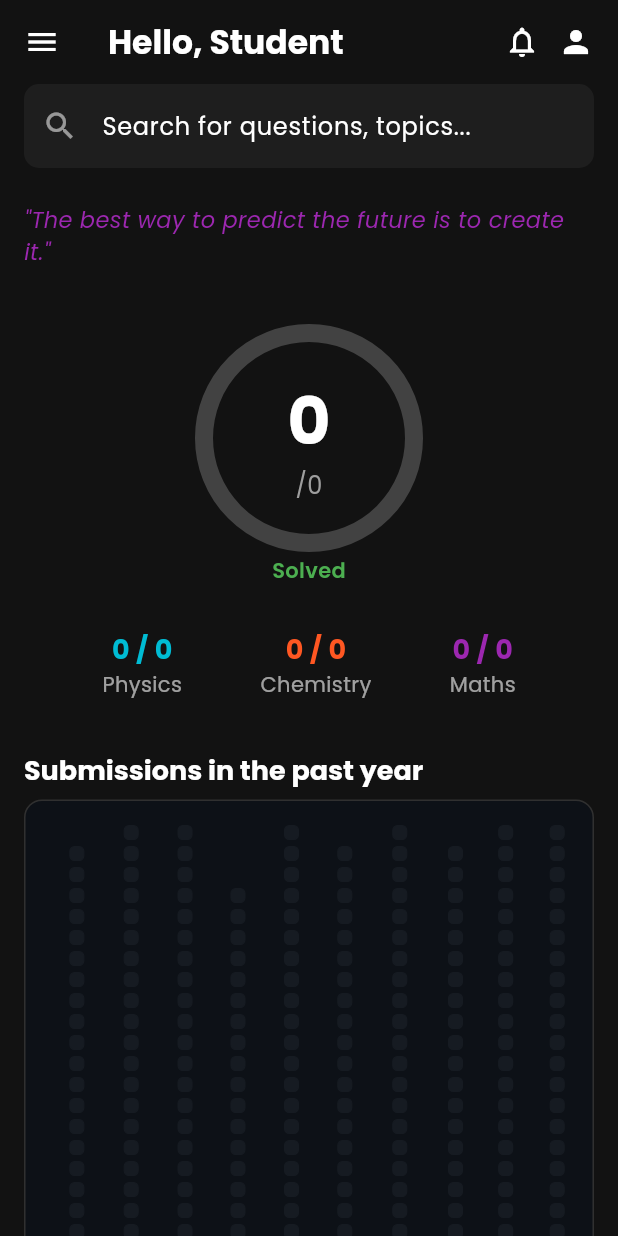
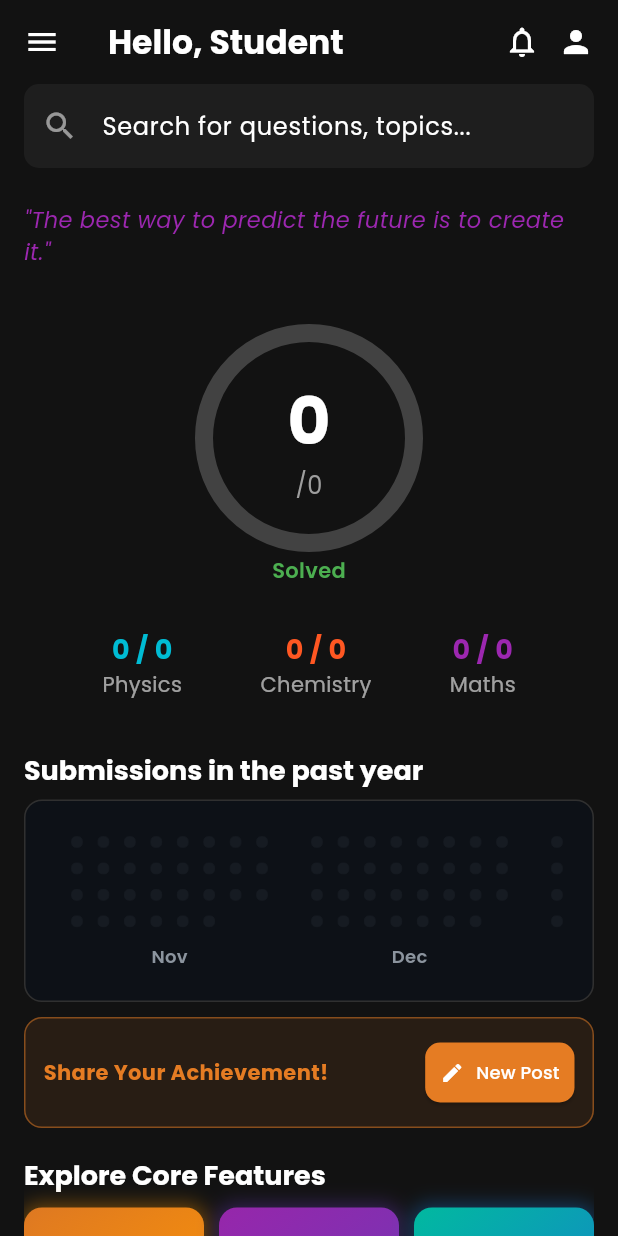
Before and after one commit to Aditya-tech18/Start_Up, a Flutter app: the HomeScreen screen opened by its route, on a phone screen of 412 x 824 dp. Run offline on Flutter 3.47's test engine with Material 3 defaults, Android fonts, the phone set to English and light mode, and no system bars; our stand-ins replace google_fonts, supabase_flutter; missing offline and left inert: flutter_math_fork; accounts and stored records are empty.

Commit message:
feat: Improved heatmap grid UI to LeetCode/GitHub style (frontend only)

```diff
--- a/lib/home_screen.dart
+++ b/lib/home_screen.dart
@@ -14,7 +14,6 @@
   int totalQuestions = 0;
   int solvedQuestions = 0;
   bool _hasNavigatedToLogin = false;
-
 
   Map<String, int> subjectTotals = {
     "physics": 0,
@@ -50,9 +49,6 @@
     }
   }
 
-
-
-
   Future<void> _getUserIdAndFetchStats() async {
     userId = Supabase.instance.client.auth.currentUser?.id;
     await fetchStats();
@@ -63,7 +59,7 @@
     final client = Supabase.instance.client;
 
     final totalQRes = await client.from('questions').select('subject');
-    if (totalQRes!= null) {
+    if (totalQRes != null) {
       totalQuestions = (totalQRes as List).length;
       subjectTotals = {"physics": 0, "chemistry": 0, "maths": 0};
       for (var row in (totalQRes as List)) {
@@ -82,14 +78,13 @@
 
     subjectSolved = {"physics": 0, "chemistry": 0, "maths": 0};
     if (solvedQRes != null && (solvedQRes as List).isNotEmpty) {
-      final questionIds = (solvedQRes as List)
-          .map((e) => e['question_id'] as int)
-          .toList();
+      final questionIds =
+          (solvedQRes as List).map((e) => e['question_id'] as int).toList();
       if (questionIds.isNotEmpty) {
         final questionsRes = await client
             .from('questions')
             .select('id, subject')
-            .filter('id', 'in',questionIds);
+            .filter('id', 'in', questionIds);
         for (var row in (questionsRes as List)) {
           final subj = (row['subject'] ?? '').toString().toLowerCase();
           if (subjectSolved.containsKey(subj)) {
@@ -100,10 +95,11 @@
     }
 
     activityMap.clear();
-    if (solvedQRes!= null) {
+    if (solvedQRes != null) {
       for (var row in (solvedQRes as List)) {
         if (row['submitted_at'] == null) continue;
-        final date = DateTime.tryParse(row['submitted_at'].toString())?.toLocal();
+        final date =
+            DateTime.tryParse(row['submitted_at'].toString())?.toLocal();
         if (date == null) continue;
         final day = DateTime(date.year, date.month, date.day);
         activityMap[day] = (activityMap[day] ?? 0) + 1;
@@ -142,7 +138,6 @@
           );
         }
 
-
         // User is logged in, ensure userId is set
         if (userId == null) {
           userId = session.user.id;
@@ -164,7 +159,8 @@
             backgroundColor: Theme.of(context).scaffoldBackgroundColor,
             elevation: 0,
             leading: const Icon(Icons.menu, color: Colors.white),
-          title: const Text('Hello, Student', style: TextStyle(fontWeight: FontWeight.bold)),
+            title: const Text('Hello, Student',
+                style: TextStyle(fontWeight: FontWeight.bold)),
             actions: const [
               Icon(Icons.notifications_none, color: Colors.white),
               SizedBox(width: 12),
@@ -205,22 +201,27 @@
                   _buildSubjectStats(),
                   const SizedBox(height: 36),
                   Text('Submissions in the past year',
-                    style: Theme.of(context).textTheme.titleLarge?.copyWith(fontWeight: FontWeight.bold, fontSize: 18)),
+                      style: Theme.of(context).textTheme.titleLarge?.copyWith(
+                          fontWeight: FontWeight.bold, fontSize: 18)),
                   const SizedBox(height: 8),
                   ActivityHeatmap(activityMap: activityMap),
                   const SizedBox(height: 10),
                   _buildAchievementPostCard(context),
                   const SizedBox(height: 20),
                   Text('Explore Core Features',
-                    style: Theme.of(context).textTheme.titleLarge?.copyWith(fontWeight: FontWeight.bold, fontSize: 18)),
+                      style: Theme.of(context).textTheme.titleLarge?.copyWith(
+                          fontWeight: FontWeight.bold, fontSize: 18)),
                   const SizedBox(height: 10),
                   _buildFeatureCardsGrid(context),
                   const SizedBox(height: 20),
                   Text('Community Feed',
-                    style: Theme.of(context).textTheme.titleLarge?.copyWith(fontWeight: FontWeight.bold, fontSize: 18)),
+                      style: Theme.of(context).textTheme.titleLarge?.copyWith(
+                          fontWeight: FontWeight.bold, fontSize: 18)),
                   const SizedBox(height: 10),
-                _buildActivityFeedItem(context, 'Welcome! Start your first challenge.'),
-                _buildActivityFeedItem(context, 'Connect with your first mentor!'),
+                  _buildActivityFeedItem(
+                      context, 'Welcome! Start your first challenge.'),
+                  _buildActivityFeedItem(
+                      context, 'Connect with your first mentor!'),
                   const SizedBox(height: 20),
                 ],
               ),
@@ -230,7 +231,6 @@
       },
     );
   }
-
 
   Widget _buildSolvedCircle() {
     final percent = totalQuestions > 0 ? solvedQuestions / totalQuestions : 0.0;
@@ -265,7 +265,11 @@
                     strokeWidth: 12,
                     backgroundColor: Colors.grey[800],
                     valueColor: AlwaysStoppedAnimation<Color>(
-                    percent < 0.33 ? Colors.red : percent < 0.66 ? Colors.orange : Colors.green,
+                      percent < 0.33
+                          ? Colors.red
+                          : percent < 0.66
+                              ? Colors.orange
+                              : Colors.green,
                     ),
                   ),
                 ),
@@ -307,7 +311,6 @@
     );
   }
 
-
   Widget _buildSubjectStats() {
     const subjectColors = {
       'physics': Colors.cyan,
@@ -338,15 +341,61 @@
 
   Widget _buildFeatureCardsGrid(BuildContext context) {
     final List<Map<String, dynamic>> features = [
-      {'title': 'PYQ Mains', 'subtitle': 'Foundational Practice', 'icon': Icons.lightbulb_outline, 'color1': const Color(0xFFE57C23), 'color2': const Color(0xFFFF9800)},
-      {'title': 'PYQ Advanced', 'icon': Icons.military_tech_outlined, 'color1': const Color(0xFF9C27B0), 'color2': const Color(0xFF673AB7)},
-      {'title': 'Mock Test', 'icon': Icons.timer_outlined, 'color1': const Color(0xFF00C0A4), 'color2': const Color(0xFF1976D2)},
-      {'title': 'Mentors', 'icon': Icons.group_add_outlined, 'color1': const Color(0xFF4CAF50), 'color2': const Color(0xFF388E3C)},
-      {'title': 'Career Counseling', 'icon': Icons.work_outline, 'color1': const Color(0xFF673AB7), 'color2': const Color(0xFFBA68C8)},
-      {'title': 'Study Material', 'icon': Icons.menu_book_outlined, 'color1': const Color(0xFFE57C23), 'color2': const Color(0xFFD32F2F)},
-      {'title': 'Friendly Battles', 'icon': Icons.sports_esports_outlined, 'color1': const Color(0xFF1976D2), 'color2': const Color(0xFF42A5F5)},
-      {'title': 'Confession Boards', 'icon': Icons.forum_outlined, 'color1': const Color(0xFFF44336), 'color2': const Color(0xFFE57C23)},
-      {'title': 'AI Doubt Solver', 'icon': Icons.psychology_outlined, 'color1': const Color(0xFF9C27B0), 'color2': const Color(0xFF7B1FA2)},
+      {
+        'title': 'PYQ Mains',
+        'subtitle': 'Foundational Practice',
+        'icon': Icons.lightbulb_outline,
+        'color1': const Color(0xFFE57C23),
+        'color2': const Color(0xFFFF9800)
+      },
+      {
+        'title': 'PYQ Advanced',
+        'icon': Icons.military_tech_outlined,
+        'color1': const Color(0xFF9C27B0),
+        'color2': const Color(0xFF673AB7)
+      },
+      {
+        'title': 'Mock Test',
+        'icon': Icons.timer_outlined,
+        'color1': const Color(0xFF00C0A4),
+        'color2': const Color(0xFF1976D2)
+      },
+      {
+        'title': 'Mentors',
+        'icon': Icons.group_add_outlined,
+        'color1': const Color(0xFF4CAF50),
+        'color2': const Color(0xFF388E3C)
+      },
+      {
+        'title': 'Career Counseling',
+        'icon': Icons.work_outline,
+        'color1': const Color(0xFF673AB7),
+        'color2': const Color(0xFFBA68C8)
+      },
+      {
+        'title': 'Study Material',
+        'icon': Icons.menu_book_outlined,
+        'color1': const Color(0xFFE57C23),
+        'color2': const Color(0xFFD32F2F)
+      },
+      {
+        'title': 'Friendly Battles',
+        'icon': Icons.sports_esports_outlined,
+        'color1': const Color(0xFF1976D2),
+        'color2': const Color(0xFF42A5F5)
+      },
+      {
+        'title': 'Confession Boards',
+        'icon': Icons.forum_outlined,
+        'color1': const Color(0xFFF44336),
+        'color2': const Color(0xFFE57C23)
+      },
+      {
+        'title': 'AI Doubt Solver',
+        'icon': Icons.psychology_outlined,
+        'color1': const Color(0xFF9C27B0),
+        'color2': const Color(0xFF7B1FA2)
+      },
     ];
 
     return GridView.builder(
@@ -379,7 +428,9 @@
     );
   }
 
-  Widget _buildColorfulGridCard(BuildContext context, String title, IconData icon, Color color1, Color color2, {VoidCallback? onTap}) {
+  Widget _buildColorfulGridCard(BuildContext context, String title,
+      IconData icon, Color color1, Color color2,
+      {VoidCallback? onTap}) {
     return Container(
       padding: const EdgeInsets.all(12),
       decoration: BoxDecoration(
@@ -440,7 +491,10 @@
         mainAxisAlignment: MainAxisAlignment.spaceBetween,
         children: [
           Text('Share Your Achievement!',
-              style: TextStyle(color: const Color(0xFFE57C23), fontWeight: FontWeight.bold, fontSize: 14)),
+              style: TextStyle(
+                  color: const Color(0xFFE57C23),
+                  fontWeight: FontWeight.bold,
+                  fontSize: 14)),
           ElevatedButton.icon(
             onPressed: () {},
             icon: const Icon(Icons.create, size: 16),
@@ -469,7 +523,8 @@
           children: [
             const Icon(Icons.star, color: Color(0xFF00C0A4), size: 16),
             const SizedBox(width: 8),
-            Text(title, style: const TextStyle(color: Colors.white70, fontSize: 13)),
+            Text(title,
+                style: const TextStyle(color: Colors.white70, fontSize: 13)),
           ],
         ),
       ),
@@ -477,11 +532,10 @@
   }
 }
 
-
-
 class ActivityHeatmap extends StatefulWidget {
   final Map<DateTime, int> activityMap;
-  const ActivityHeatmap({required this.activityMap, Key? key}) : super(key: key);
+  const ActivityHeatmap({required this.activityMap, Key? key})
+      : super(key: key);
 
   @override
   _ActivityHeatmapState createState() => _ActivityHeatmapState();
@@ -506,6 +560,9 @@
       return DateTime(date.year, date.month, 1);
     }).reversed.toList();
 
+    double boxSize = 12; // Ideal small square
+    double gap = 5; // Spacing like GitHub/LeetCode
+
     return Container(
       padding: const EdgeInsets.all(16),
       decoration: BoxDecoration(
@@ -516,55 +573,59 @@
       child: SingleChildScrollView(
         scrollDirection: Axis.horizontal,
         child: Row(
-          crossAxisAlignment: CrossAxisAlignment.end,
+          crossAxisAlignment: CrossAxisAlignment.start,
           children: months.map((monthStart) {
-            final daysInMonth = DateUtils.getDaysInMonth(monthStart.year, monthStart.month);
-            return Padding(
-              padding: const EdgeInsets.symmetric(horizontal: 7),
-              child: Column(
-                crossAxisAlignment: CrossAxisAlignment.center,
-                children: [
-                  // The grid
-                  Wrap(
-                    direction: Axis.vertical,
-                    spacing: 4,
-                    runSpacing: 4,
-                    children: List.generate(daysInMonth, (dayIdx) {
-                      final day = DateTime(monthStart.year, monthStart.month, dayIdx + 1);
+            final daysInMonth =
+                DateUtils.getDaysInMonth(monthStart.year, monthStart.month);
+            final cols = (daysInMonth <= 14)
+                ? 7
+                : 8; // 7-8 column grid feels good visually for most months!
+            final rows = (daysInMonth / cols).ceil();
+            List<Widget> dayBoxes = [];
+
+            for (int i = 0; i < daysInMonth; i++) {
+              final day = DateTime(monthStart.year, monthStart.month, i + 1);
               final count = widget.activityMap[day] ?? 0;
               final color = getPurpleShade(count);
               final isHovered = hoveredDate == day;
 
-                      return MouseRegion(
+              dayBoxes.add(
+                MouseRegion(
                   onEnter: (_) => setState(() => hoveredDate = day),
                   onExit: (_) => setState(() => hoveredDate = null),
                   child: AnimatedContainer(
-                          duration: const Duration(milliseconds: 130),
-                          curve: Curves.easeOut,
-                          width: 10,
-                          height: 10,
+                    duration: const Duration(milliseconds: 140),
+                    width: boxSize,
+                    height: boxSize,
                     decoration: BoxDecoration(
                       color: color,
-                            borderRadius: BorderRadius.circular(3.5),
+                      borderRadius: BorderRadius.circular(3),
                       boxShadow: isHovered && count > 0
                           ? [
                               BoxShadow(
-                                      color: color.withOpacity(0.8),
-                                      blurRadius: 6,
+                                color: color.withOpacity(0.7),
+                                blurRadius: 5,
                                 spreadRadius: 1,
                               ),
                             ]
                           : [],
                       border: Border.all(
-                              color: isHovered ? const Color(0xFFc084fc) : const Color(0xFF161b22),
-                              width: isHovered ? 1.3 : 0.7,
+                        color: isHovered
+                            ? const Color(0xFFc084fc)
+                            : const Color(0xFF161b22),
+                        width: isHovered ? 1.2 : 0.5,
                       ),
                     ),
-                          transform: isHovered ? (Matrix4.identity()..scale(1.28, 1.28)) : Matrix4.identity(),
+                    margin: EdgeInsets.all(gap / 2),
+                    transform: isHovered
+                        ? (Matrix4.identity()..scale(1.18))
+                        : Matrix4.identity(),
                     child: isHovered && count > 0
                         ? Tooltip(
-                                  message: "Solved $count question${count > 1 ? 's' : ''} on ${DateFormat('MMMM d, yyyy').format(day)}.",
-                                  textStyle: const TextStyle(color: Colors.white, fontSize: 12),
+                            message:
+                                "Solved $count question${count > 1 ? 's' : ''} on ${DateFormat('MMMM d, yyyy').format(day)}.",
+                            textStyle: const TextStyle(
+                                color: Colors.white, fontSize: 11),
                             decoration: BoxDecoration(
                               color: const Color(0xFF3a187a),
                               borderRadius: BorderRadius.circular(7),
@@ -574,15 +635,40 @@
                           )
                         : null,
                   ),
+                ),
               );
-                    }),
+            }
+
+            // To keep grid aligned fill the last row with spacers if needed
+            int fillers = rows * cols - daysInMonth;
+            for (int i = 0; i < fillers; i++) {
+              dayBoxes.add(Container(
+                  width: boxSize,
+                  height: boxSize,
+                  margin: EdgeInsets.all(gap / 2)));
+            }
+
+            return Padding(
+              padding: const EdgeInsets.symmetric(horizontal: 12, vertical: 5),
+              child: Column(
+                children: [
+                  SizedBox(
+                    width: cols * (boxSize + gap),
+                    height: rows * (boxSize + gap),
+                    child: GridView.count(
+                      crossAxisCount: cols,
+                      physics: const NeverScrollableScrollPhysics(),
+                      mainAxisSpacing: gap,
+                      crossAxisSpacing: gap,
+                      children: dayBoxes,
                     ),
-                  const SizedBox(height: 7),
+                  ),
+                  const SizedBox(height: 6),
                   Text(
                     DateFormat.MMM().format(monthStart),
                     style: const TextStyle(
                       color: Color(0xFF8b949e),
-                      fontSize: 11,
+                      fontSize: 12,
                       fontWeight: FontWeight.w600,
                     ),
                   ),
```
Lines whose indentation alone changed are shown as unchanged.
